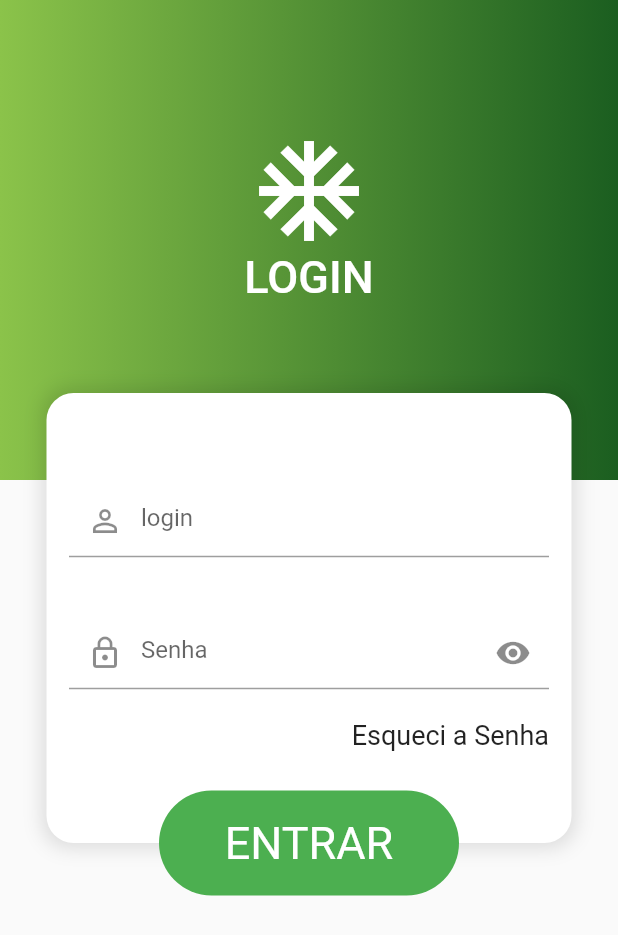
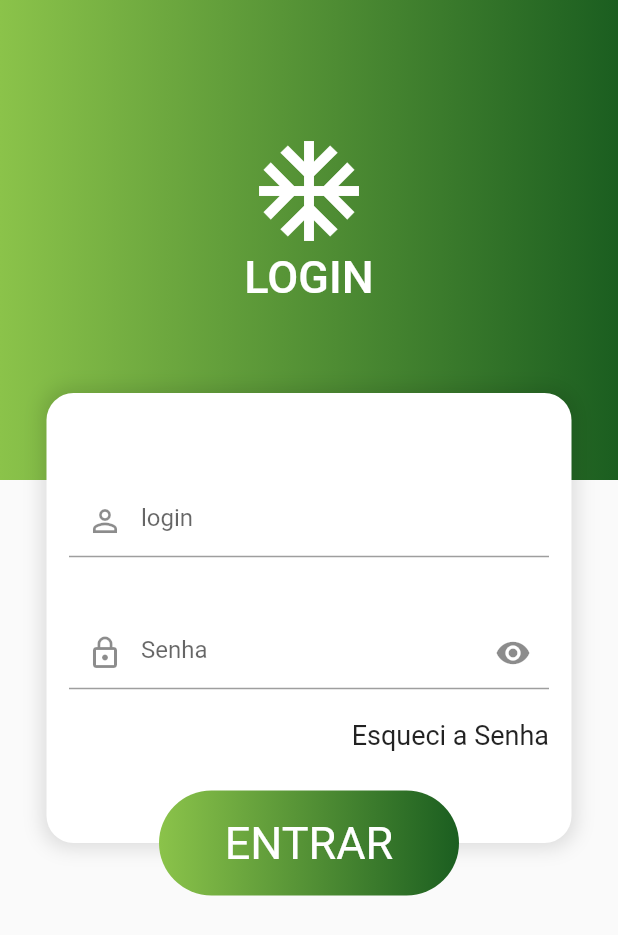
Before and after one commit to AwPr-05/App_Company, a Flutter app: the screen it shows after launch, on a phone screen of 412 x 824 dp. Shown: the top 935 px of the screen. Run offline on Flutter 3.47's test engine with Material 2 defaults, Android fonts, the phone set to English and light mode, and no system bars.

Commit message:
Arrumando cor Botao

```diff
--- a/lib/screens/login/login_screen.dart
+++ b/lib/screens/login/login_screen.dart
@@ -164,6 +164,7 @@ class _LoginScreenState extends State<LoginScreen> {
                         height: 70,
                         width: 200,
                         decoration: BoxDecoration(
+                          gradient: LinearGradient(colors: [Colors.lightGreen, Colors.green[900]],),
                           color: Colors.green,
                           borderRadius: BorderRadius.circular(50),
                         ),
```
